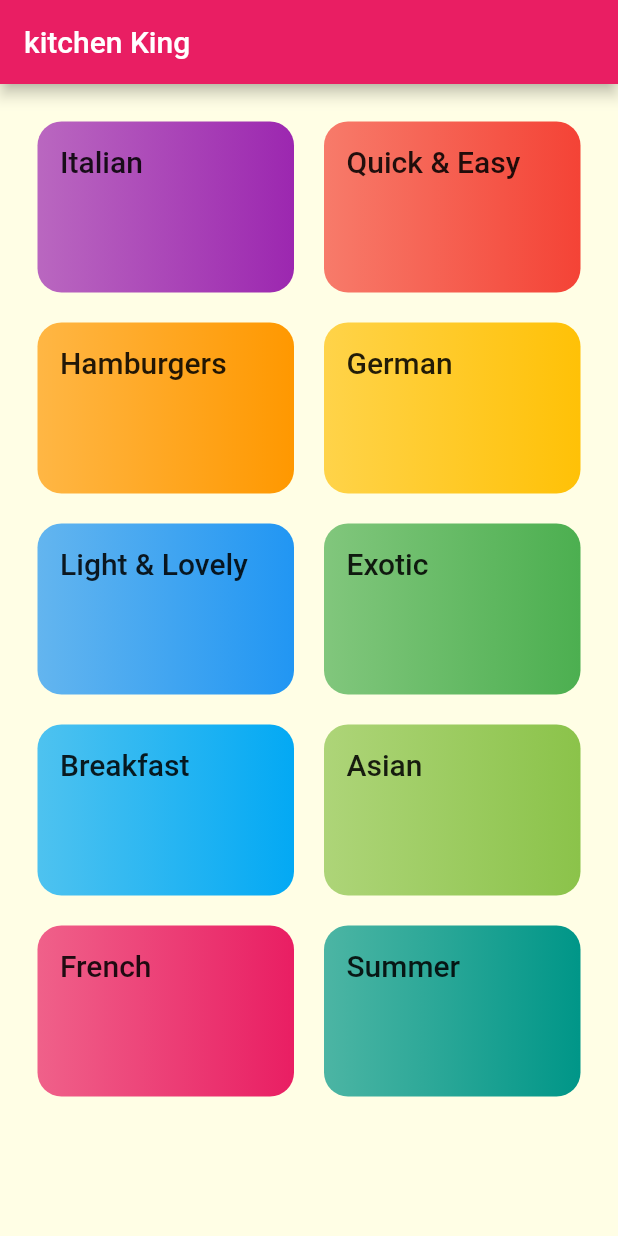
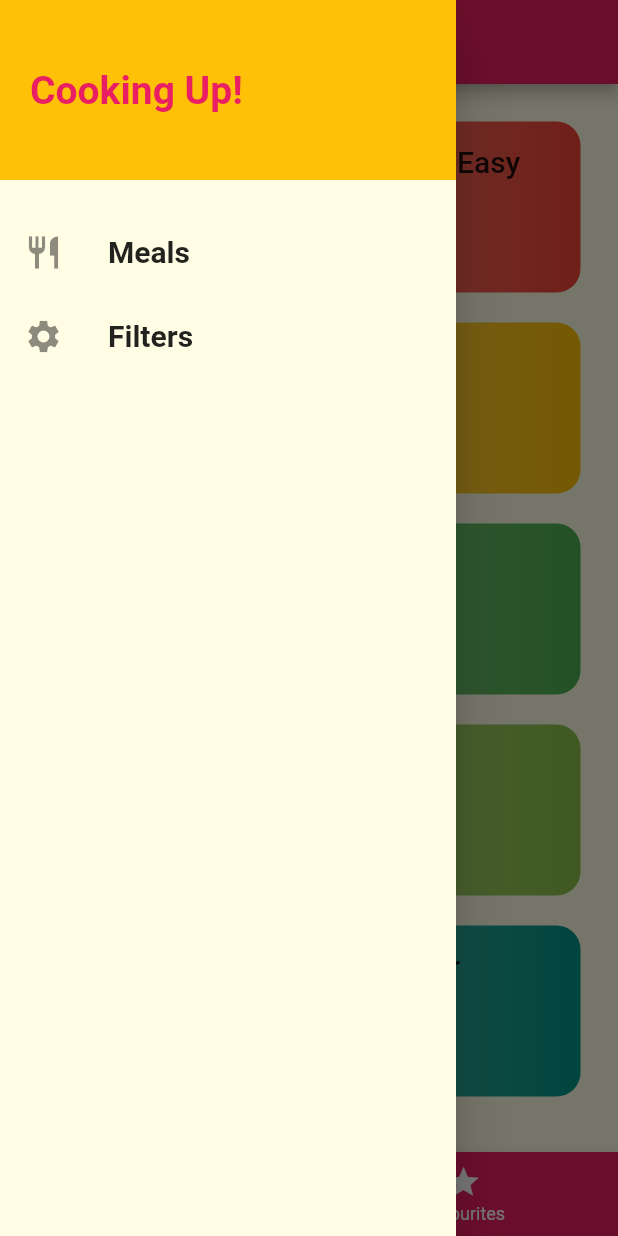
Before and after one commit to dans77777/KitchenKing, a Flutter app: the screen it shows after launch, with the side drawer open (before the commit the screen has no drawer), on a phone screen of 412 x 824 dp. Run offline on Flutter 3.47's test engine with Material 2 defaults, Android fonts, the phone set to English and light mode, and no system bars.

Commit message:
added drawer for filtering and Tabs

```diff
--- a/lib/main.dart
+++ b/lib/main.dart
@@ -1,7 +1,9 @@
+import 'package:KitchenKing/screens/filters_screen.dart';
 import 'package:flutter/material.dart';
-import 'screens/categories_screen.dart';
 import 'screens/catergory_meals_screen.dart';
 import 'screens/meal_deails_screen.dart';
+import 'screens/tabs_screen.dart';
+import 'screens/filters_screen.dart';
 
 void main() => runApp(MyApp());
 
@@ -17,10 +19,11 @@ class MyApp extends StatelessWidget {
           textTheme: ThemeData.light()
               .textTheme
               .copyWith(title: TextStyle(fontSize: 20))),
-      home: CategoryScreen(),
+      home: TabsScreen(),
       routes: {
         '/catMeals': (ctx) => CatMeals(),
-        '/mealDetail': (ctx) => MealDetails()
+        '/mealDetail': (ctx) => MealDetails(),
+        '/filters': (ctx) => FiltersScreen()
       },
     );
   }
--- a/lib/screens/categories_screen.dart
+++ b/lib/screens/categories_screen.dart
@@ -5,11 +5,7 @@ import '../widgets/category_Items.dart';
 class CategoryScreen extends StatelessWidget {
   @override
   Widget build(BuildContext context) {
-    return Scaffold(
-        appBar: AppBar(
-          title: const Text('kitchen King'),
-        ),
-        body: GridView(
+    return GridView(
         padding: EdgeInsets.all(25),
         children: DUMMY_CATEGORIES
             .map((catData) =>
@@ -19,6 +15,6 @@ class CategoryScreen extends StatelessWidget {
             maxCrossAxisExtent: 200,
             childAspectRatio: 3 / 2,
             crossAxisSpacing: 20,
-                mainAxisSpacing: 20)));
+            mainAxisSpacing: 20));
   }
 }
--- a/lib/screens/catergory_meals_screen.dart
+++ b/lib/screens/catergory_meals_screen.dart
@@ -1,4 +1,3 @@
-import 'package:KitchenKing/models/category.dart';
 import 'package:flutter/material.dart';
 import '../dummy_data.dart';
 import '../widgets/meal_items.dart';
--- /dev/null
+++ b/lib/screens/favourite_screen.dart
@@ -0,0 +1,10 @@
+import 'package:flutter/material.dart';
+
+class FavouriteScreen extends StatelessWidget {
+  @override
+  Widget build(BuildContext context) {
+    return Container(
+      child: Text('soyyyyy'),
+    );
+  }
+}
--- /dev/null
+++ b/lib/screens/filters_screen.dart
@@ -0,0 +1,10 @@
+import 'package:flutter/material.dart';
+
+class FiltersScreen extends StatelessWidget {
+  @override
+  Widget build(BuildContext context) {
+    return Scaffold(
+      body: Text('filters'),
+    );
+  }
+}
--- /dev/null
+++ b/lib/screens/tabs_screen.dart
@@ -0,0 +1,46 @@
+import '../widgets/main_drawer.dart';
+import 'package:flutter/material.dart';
+import 'categories_screen.dart';
+import 'favourite_screen.dart';
+
+class TabsScreen extends StatefulWidget {
+  @override
+  _TabsScreenState createState() => _TabsScreenState();
+}
+
+class _TabsScreenState extends State<TabsScreen> {
+  final List<Map<String, Object>> _pages = [
+    {'page': CategoryScreen(), 'title': 'Categories'},
+    {'page': FavouriteScreen(), 'title': 'Favourites'}
+  ];
+  int _selectedpageIndex = 0;
+  void _selectedPage(int index) {
+    setState(() {
+      _selectedpageIndex = index;
+    });
+  }
+
+  @override
+  Widget build(BuildContext context) {
+    return Scaffold(
+      appBar: AppBar(
+        title: Text(_pages[_selectedpageIndex]['title']),
+      ),
+      drawer: MainDrawer(),
+      body: _pages[_selectedpageIndex]['page'],
+      bottomNavigationBar: BottomNavigationBar(
+        unselectedItemColor: Colors.white,
+        selectedItemColor: Colors.green[400],
+        currentIndex: _selectedpageIndex,
+        onTap: _selectedPage,
+        backgroundColor: Theme.of(context).primaryColor,
+        items: [
+          BottomNavigationBarItem(
+              icon: Icon(Icons.category), title: Text('Categories')),
+          BottomNavigationBarItem(
+              icon: Icon(Icons.star), title: Text('Favourites'))
+        ],
+      ),
+    );
+  }
+}
--- /dev/null
+++ b/lib/widgets/main_drawer.dart
@@ -0,0 +1,54 @@
+import '../screens/tabs_screen.dart';
+import 'package:flutter/material.dart';
+
+class MainDrawer extends StatelessWidget {
+  @override
+  Widget build(BuildContext context) {
+    Widget _buildList(String name, IconData icon, Function onhandler) {
+      return ListTile(
+        leading: Icon(
+          icon,
+          size: 26,
+        ),
+        title: Text(
+          name,
+          style: TextStyle(fontSize: 20, fontWeight: FontWeight.bold),
+        ),
+        onTap: onhandler,
+      );
+    }
+
+    return Drawer(
+      child: Column(
+        children: <Widget>[
+          Container(
+            height: 120,
+            width: double.infinity,
+            alignment: Alignment.centerLeft,
+            padding: EdgeInsets.all(20),
+            color: Theme.of(context).accentColor,
+            child: Text(
+              'Cooking Up!',
+              style: TextStyle(
+                  fontSize: 26,
+                  fontWeight: FontWeight.bold,
+                  color: Theme.of(context).primaryColor),
+            ),
+          ),
+          SizedBox(
+            height: 20,
+          ),
+          _buildList('Meals', Icons.restaurant, () {
+            Navigator.push(
+              context,
+              MaterialPageRoute(builder: (context) => TabsScreen()),
+            );
+          }),
+          _buildList('Filters', Icons.settings, () {
+            Navigator.of(context).pushNamed('/filters');
+          }),
+        ],
+      ),
+    );
+  }
+}
```
Lines whose indentation alone changed are shown as unchanged.
